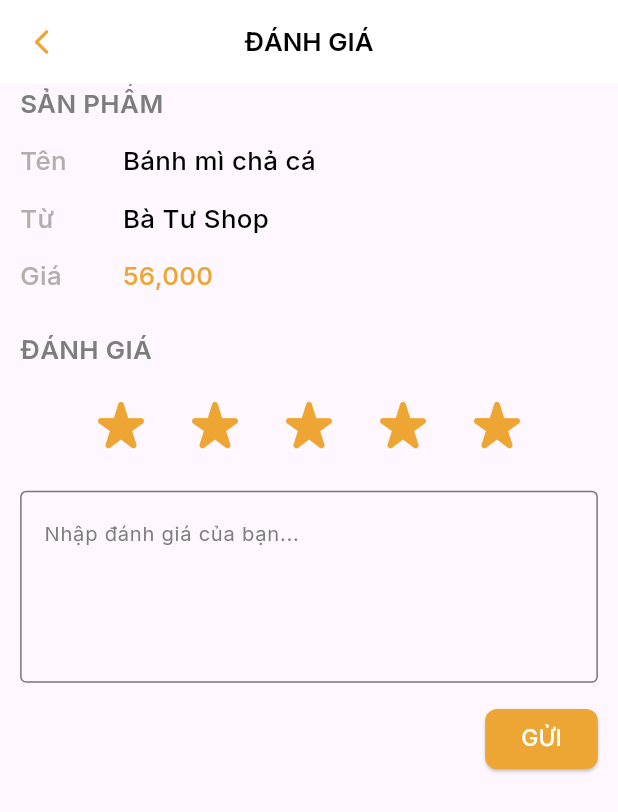
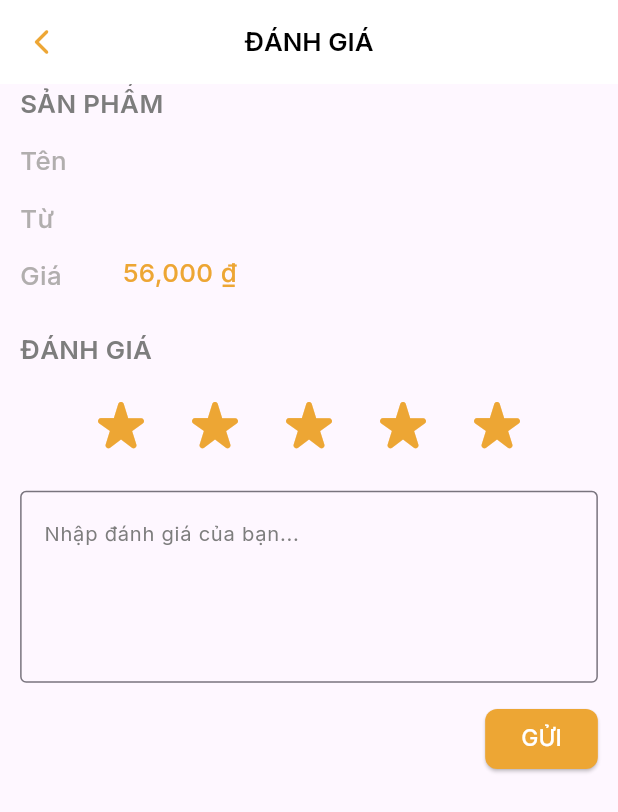
Before and after one commit to QuaiAng/All-Food, a Flutter app: the screen it shows after launch, after a tap on "GỬI", on a phone screen of 412 x 824 dp. Shown: the top 812 px of the screen. Run offline on Flutter 3.47's test engine with Material 3 defaults, Android fonts, the phone set to English and light mode, and no system bars; our stand-ins replace animated_splash_screen, flutter_slidable, google_fonts, lottie, pinput, sizer and 1 more.

Commit message:
modify feedbackscreen and feedbackviewmodel

```diff
--- a/fastfoodapp/lib/presentation/pages/feedbackscreen.dart
+++ b/fastfoodapp/lib/presentation/pages/feedbackscreen.dart
@@ -1,14 +1,15 @@
-import 'package:fastfoodapp/presentation/pages/paymentscreen.dart';
 import 'package:fastfoodapp/presentation/states/feedbackviewmodel.dart';
-import 'package:fastfoodapp/presentation/widgets/buttonLogin.dart';
 import 'package:fastfoodapp/res/colors.dart';
 import 'package:fastfoodapp/res/size.dart';
 import 'package:fastfoodapp/res/styles.dart';
+import 'package:fastfoodapp/utils/formatmoney.dart';
 import 'package:flutter/material.dart';
 import 'package:provider/provider.dart';
 import 'package:sizer/sizer.dart';
 
 class Feedbackscreen extends StatelessWidget {
+  const Feedbackscreen({super.key});
+
   @override
   Widget build(BuildContext context) {
     var feedbackviewmodel =
@@ -89,7 +90,7 @@ class Feedbackscreen extends StatelessWidget {
                     crossAxisAlignment: CrossAxisAlignment.start,
                     children: [
                       Text(
-                        "Bánh mì chả cá",
+                        feedbackviewmodel.foodName,
                         style: StylesOfWidgets.textStyle1(
                             fs: SizeOfWidget.sizeOfH2,
                             fw: FontWeight.w500,
@@ -97,7 +98,7 @@ class Feedbackscreen extends StatelessWidget {
                       ),
                       SizedBox(height: 15.sp),
                       Text(
-                        "Bà Tư Shop",
+                        feedbackviewmodel.shopName,
                         style: StylesOfWidgets.textStyle1(
                             fs: SizeOfWidget.sizeOfH2,
                             fw: FontWeight.w500,
@@ -105,7 +106,7 @@ class Feedbackscreen extends StatelessWidget {
                       ),
                       SizedBox(height: 15.sp),
                       Text(
-                        "56,000",
+                        Formatmoney.formatCurrency(56000),
                         style: StylesOfWidgets.textStyle1(
                             fs: SizeOfWidget.sizeOfH2,
                             fw: FontWeight.w500,
@@ -152,9 +153,10 @@ class Feedbackscreen extends StatelessWidget {
                     fw: FontWeight.w400,
                     clr: AppColors.gray,
                   ),
-                  border: OutlineInputBorder(),
+                  border: const OutlineInputBorder(),
                 ),
                 maxLines: 4,
+                controller: feedbackviewmodel.feedbackController,
               ),
               SizedBox(height: 15.sp),
               Row(
@@ -165,7 +167,7 @@ class Feedbackscreen extends StatelessWidget {
                     onPressed: () {
                       // Xử lý gửi đánh giá
 
-                      print('Số sao đã chọn: ${feedbackviewmodel.selectedStars}');
+                      // print('Số sao đã chọn: ${feedbackviewmodel.selectedStars}');
                     },
                     style: ElevatedButton.styleFrom(
                         backgroundColor: AppColors.primaryColor,
--- a/fastfoodapp/lib/presentation/states/feedbackviewmodel.dart
+++ b/fastfoodapp/lib/presentation/states/feedbackviewmodel.dart
@@ -1,6 +1,16 @@
 import 'package:flutter/material.dart';
 
 class Feedbackviewmodel extends ChangeNotifier {
+  final String _foodName = "";
+  final String _shopName = "";
+  final int _price = 0;
+  final TextEditingController _feedback = TextEditingController(text: "");
+
+  TextEditingController get feedbackController => _feedback;
+  String get foodName => _foodName;
+  String get shopName => _shopName;
+  int get price => _price;
+
   static int _selectedStars = 5;
   int get selectedStars => _selectedStars;
 
@@ -8,4 +18,10 @@ class Feedbackviewmodel extends ChangeNotifier {
     _selectedStars = stars;
     notifyListeners();
   }
+
+  @override
+  void dispose() {
+    // TODO: implement dispose
+    super.dispose();
+  }
 }
```
